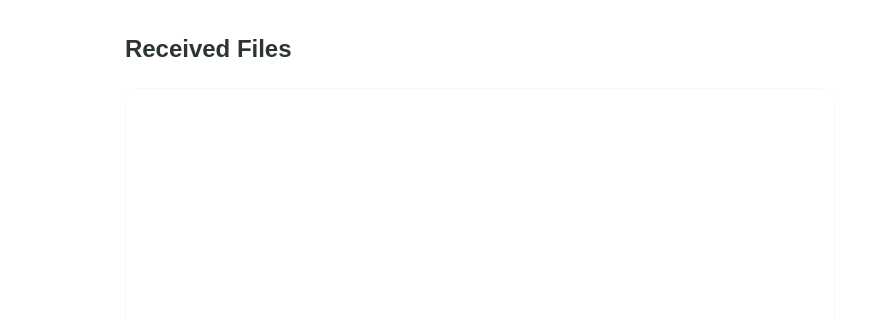
The window that src/ui/windows/received_dashboard/received_dash.ui (dylan-teehan-skc/Eastwood) describes before a commit, drawn with Qt 5; both pictures show x 130 to 1000 and y 0 to 320 of the 1000 by 700 pixel window.
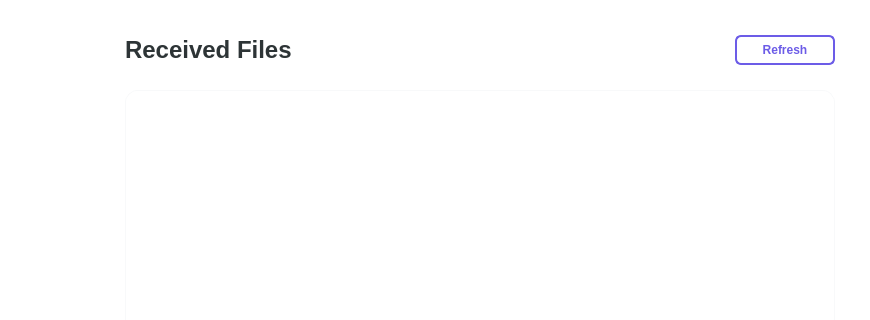
The same window after the commit. Custom widgets are drawn as their Qt base class.

```diff
--- a/src/ui/windows/received_dashboard/received_dash.ui
+++ b/src/ui/windows/received_dashboard/received_dash.ui
@@ -72,6 +72,8 @@
       <number>35</number>
      </property>
      <item>
+      <layout class="QHBoxLayout" name="titleLayout">
+       <item>
       <widget class="QLabel" name="pageTitle">
        <property name="styleSheet">
         <string notr="true">font-size: 24px; font-weight: bold; color: #2d3436;</string>
@@ -80,6 +82,50 @@
         <string>Received Files</string>
        </property>
       </widget>
+       </item>
+       <item>
+        <spacer name="titleSpacer">
+         <property name="orientation">
+          <enum>Qt::Horizontal</enum>
+         </property>
+         <property name="sizeHint" stdset="0">
+          <size>
+           <width>40</width>
+           <height>20</height>
+          </size>
+         </property>
+        </spacer>
+       </item>
+       <item>
+        <widget class="QPushButton" name="refreshButton">
+         <property name="minimumSize">
+          <size>
+           <width>100</width>
+           <height>30</height>
+          </size>
+         </property>
+         <property name="styleSheet">
+          <string notr="true">QPushButton {
+  font-size: 12px;
+  font-weight: bold;
+  color: #6c5ce7;
+  background-color: white;
+  border: 2px solid #6c5ce7;
+  border-radius: 6px;
+}
+QPushButton:hover {
+  background-color: #f5f3ff;
+}
+QPushButton:pressed {
+  background-color: #eeeaff;
+}</string>
+         </property>
+         <property name="text">
+          <string>Refresh</string>
+         </property>
+        </widget>
+       </item>
+      </layout>
      </item>
      <item>
       <widget class="QListWidget" name="fileList">
```
Lines whose indentation alone changed are shown as unchanged.
